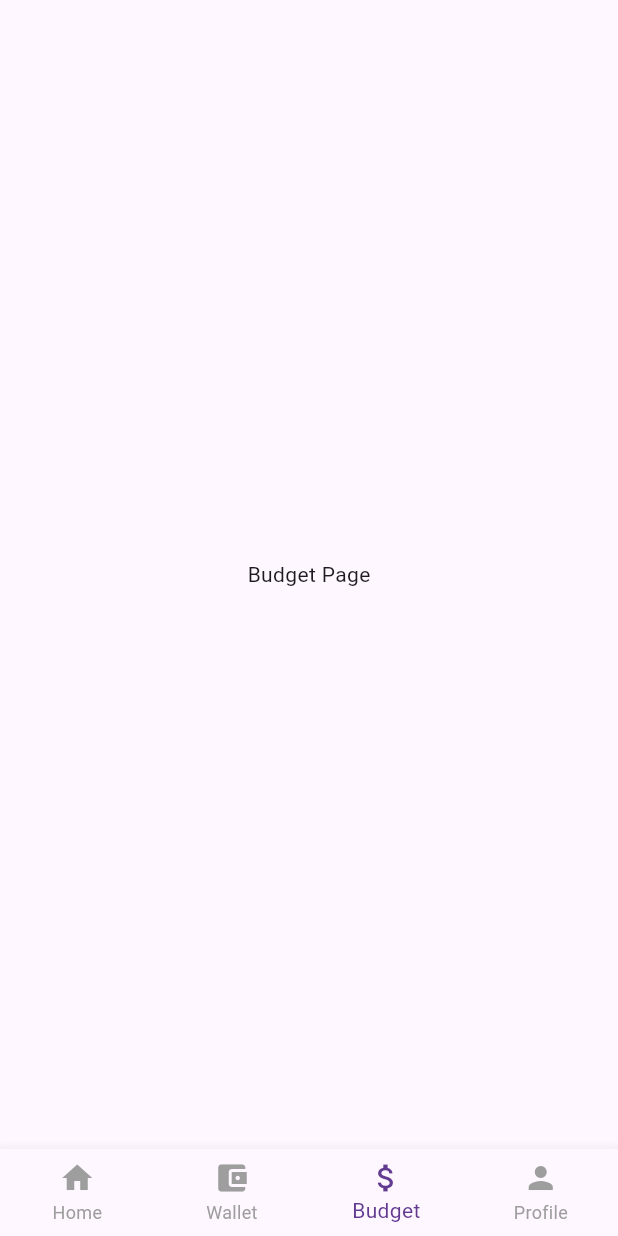
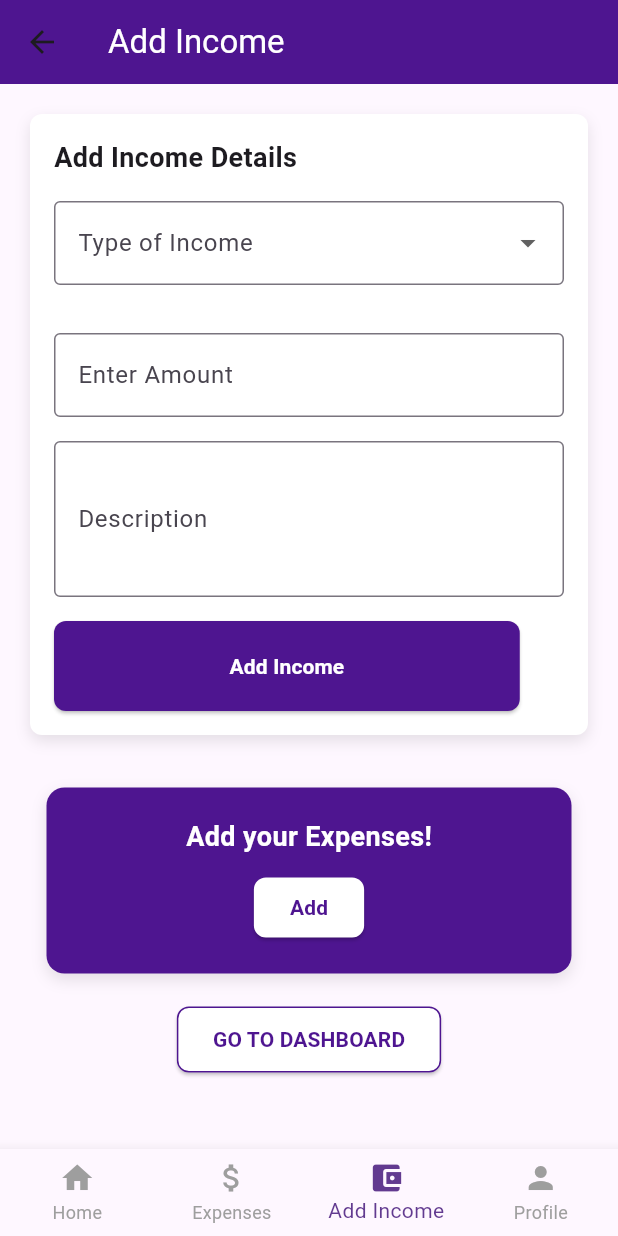
Before and after one commit to Asfar224/Expense-Tracker----Flutter, a Flutter app: the BottomNavigationPage screen opened directly with empty values, item 3 of the bottom bar chosen, on a phone screen of 412 x 824 dp. Run offline on Flutter 3.47's test engine with Material 3 defaults, Android fonts, the phone set to English and light mode, and no system bars; our stand-ins replace cloud_firestore, firebase_auth, firebase_core, google_sign_in; accounts and stored records are empty; generated files the repository leaves out were written again.

Commit message:
new commits

```diff
--- /dev/null
+++ b/devtools_options.yaml
@@ -0,0 +1,3 @@
+description: This file stores settings for Dart & Flutter DevTools.
+documentation: https://docs.flutter.dev/tools/devtools/extensions#configure-extension-enablement-states
+extensions:
--- a/lib/Components/Homepage/MiddleSection.dart
+++ b/lib/Components/Homepage/MiddleSection.dart
@@ -18,7 +18,7 @@ class MiddleSection extends StatelessWidget {
               fontWeight: FontWeight.bold,
             ),
           ),
-          SizedBox(height: 10),
+          SizedBox(height: 15),
           SingleChildScrollView(
             scrollDirection: Axis.horizontal,
             child: Row(
--- a/lib/Components/LandingpageComponents/BottomNavigation.dart
+++ b/lib/Components/LandingpageComponents/BottomNavigation.dart
@@ -1,5 +1,7 @@
 import 'package:flutter/material.dart';
 import 'package:expense_management_app/UI/Screens/Homepage.dart';
+import 'package:expense_management_app/UI/Screens/Incomepage.dart';
+import 'package:expense_management_app/UI/Screens/Expenses.dart';
 
 class BottomNavigationPage extends StatefulWidget {
   final String uid;
@@ -15,9 +17,9 @@ class _BottomNavigationPageState extends State<BottomNavigationPage> {
 
   // List of pages for navigation
   final List<Widget> _pages = [
-    HomePage(), // Home Page
-    Center(child: Text('Wallet Page')), // Placeholder for Wallet
-    Center(child: Text('Budget Page')), // Placeholder for Budget
+    HomePage(),
+    Expenses(),
+    AddIncomePage(),
     Center(child: Text('Profile Page')), // Placeholder for Profile
   ];
 
@@ -41,12 +43,12 @@ class _BottomNavigationPageState extends State<BottomNavigationPage> {
             label: 'Home',
           ),
           BottomNavigationBarItem(
-            icon: Icon(Icons.account_balance_wallet),
-            label: 'Wallet',
+            icon: Icon(Icons.attach_money),
+            label: 'Expenses',
           ),
           BottomNavigationBarItem(
-            icon: Icon(Icons.attach_money),
-            label: 'Budget',
+            icon: Icon(Icons.account_balance_wallet),
+            label: 'Add Income',
           ),
           BottomNavigationBarItem(
             icon: Icon(Icons.person),
--- /dev/null
+++ b/lib/UI/Screens/Incomepage.dart
@@ -0,0 +1,239 @@
+import 'package:flutter/material.dart';
+
+class AddIncomePage extends StatefulWidget {
+  @override
+  _AddIncomePageState createState() => _AddIncomePageState();
+}
+
+class _AddIncomePageState extends State<AddIncomePage> {
+  final TextEditingController customIncomeTypeController =
+      TextEditingController();
+  final TextEditingController incomeAmountController = TextEditingController();
+  final TextEditingController descriptionController = TextEditingController();
+  final TextEditingController budgetcontroller = TextEditingController();
+
+  String? selectedIncomeType;
+  bool isCustomIncomeType = false;
+  bool isbudget = false;
+
+  final List<String> incomeTypes = [
+    "Add Static Budget for Month",
+    "Salary",
+    "Others",
+    "Custom",
+  ];
+
+  @override
+  void dispose() {
+    customIncomeTypeController.dispose();
+    incomeAmountController.dispose();
+    descriptionController.dispose();
+    super.dispose();
+  }
+
+  @override
+  Widget build(BuildContext context) {
+    return Scaffold(
+      appBar: AppBar(
+        title: const Text(
+          "Add Income",
+          style: TextStyle(color: Colors.white),
+        ),
+        backgroundColor: Color(0xFF4E1590),
+      ),
+      body: SingleChildScrollView(
+        padding: const EdgeInsets.all(20.0),
+        child: Column(
+          crossAxisAlignment: CrossAxisAlignment.center,
+          children: [
+            _buildIncomeForm(),
+            const SizedBox(height: 35),
+            _buildExpensePromptCard(context),
+            const SizedBox(height: 20),
+            ElevatedButton(
+              style: ElevatedButton.styleFrom(
+                backgroundColor: Colors.white,
+                side: BorderSide(color: Color(0xFF4E1590)),
+                padding:
+                    const EdgeInsets.symmetric(vertical: 12, horizontal: 24),
+                shape: RoundedRectangleBorder(
+                  borderRadius: BorderRadius.circular(8),
+                ),
+              ),
+              onPressed: () {
+                Navigator.pop(context);
+              },
+              child: const Text(
+                "GO TO DASHBOARD",
+                style: TextStyle(
+                  color: Color(0xFF4E1590),
+                  fontWeight: FontWeight.bold,
+                ),
+              ),
+            ),
+          ],
+        ),
+      ),
+    );
+  }
+
+  Widget _buildIncomeForm() {
+    return Container(
+      padding: const EdgeInsets.all(16),
+      decoration: BoxDecoration(
+        color: Colors.white,
+        borderRadius: BorderRadius.circular(8),
+        boxShadow: [
+          BoxShadow(
+            color: Colors.black.withOpacity(0.1),
+            blurRadius: 8,
+            offset: Offset(0, 4),
+          ),
+        ],
+      ),
+      child: Column(
+        crossAxisAlignment: CrossAxisAlignment.start,
+        children: [
+          const Text(
+            "Add Income Details",
+            style: TextStyle(
+              fontSize: 18,
+              fontWeight: FontWeight.bold,
+            ),
+          ),
+          const SizedBox(height: 16),
+          // Dropdown for Income Type
+          DropdownButtonFormField<String>(
+            decoration: const InputDecoration(
+              labelText: "Type of Income",
+              border: OutlineInputBorder(),
+            ),
+            value: selectedIncomeType,
+            items: incomeTypes
+                .map(
+                  (type) => DropdownMenuItem(
+                    value: type,
+                    child: Text(type),
+                  ),
+                )
+                .toList(),
+            onChanged: (value) {
+              setState(() {
+                selectedIncomeType = value;
+                isCustomIncomeType = value == "Custom";
+                isbudget = value == "Budget";
+              });
+            },
+          ),
+          const SizedBox(height: 16),
+          // Custom Income Type Input
+          if (isCustomIncomeType)
+            TextField(
+              controller: customIncomeTypeController,
+              decoration: const InputDecoration(
+                labelText: "Enter Custom Income Type",
+                border: OutlineInputBorder(),
+              ),
+            ),
+          const SizedBox(height: 16),
+
+          TextField(
+            controller: incomeAmountController,
+            keyboardType: TextInputType.number,
+            decoration: const InputDecoration(
+              labelText: "Enter Amount",
+              border: OutlineInputBorder(),
+            ),
+          ),
+          const SizedBox(height: 16),
+          // Income Description Input
+          TextField(
+            controller: descriptionController,
+            maxLines: 3,
+            decoration: const InputDecoration(
+              labelText: "Description",
+              border: OutlineInputBorder(),
+            ),
+          ),
+          const SizedBox(height: 16),
+          // New Button
+          ElevatedButton(
+            onPressed: () {
+              // Add your button's functionality here
+              print("Add Income button pressed");
+              print("Selected Income Type: $selectedIncomeType");
+              print("Custom Income Type: ${customIncomeTypeController.text}");
+              print("Income Amount: ${incomeAmountController.text}");
+              print("Description: ${descriptionController.text}");
+            },
+            style: ElevatedButton.styleFrom(
+              backgroundColor: Color(0xFF4E1590),
+              padding:
+                  const EdgeInsets.symmetric(vertical: 20, horizontal: 117),
+              shape: RoundedRectangleBorder(
+                borderRadius: BorderRadius.circular(8),
+              ),
+            ),
+            child: const Text(
+              "Add Income",
+              style: TextStyle(
+                color: Colors.white,
+                fontWeight: FontWeight.bold,
+              ),
+            ),
+          ),
+        ],
+      ),
+    );
+  }
+
+  Widget _buildExpensePromptCard(BuildContext context) {
+    return Container(
+      width: 350.0,
+      padding: const EdgeInsets.all(20),
+      decoration: BoxDecoration(
+        color: Color(0xFF4E1590),
+        borderRadius: BorderRadius.circular(12),
+        boxShadow: [
+          BoxShadow(
+            color: Colors.black.withOpacity(0.1),
+            blurRadius: 8,
+            offset: Offset(0, 4),
+          ),
+        ],
+      ),
+      child: Column(
+        crossAxisAlignment: CrossAxisAlignment.center,
+        children: [
+          const Text(
+            "Add your Expenses!",
+            style: TextStyle(
+              color: Colors.white,
+              fontSize: 18,
+              fontWeight: FontWeight.bold,
+            ),
+          ),
+          const SizedBox(height: 10),
+          ElevatedButton(
+            style: ElevatedButton.styleFrom(
+              backgroundColor: Colors.white,
+              shape: RoundedRectangleBorder(
+                borderRadius: BorderRadius.circular(8),
+              ),
+            ),
+            onPressed: () {
+              // Navigate to Add Expenses Screen
+            },
+            child: const Text(
+              "Add",
+              style: TextStyle(
+                color: Color(0xFF4E1590),
+                fontWeight: FontWeight.bold,
+              ),
+            ),
+          ),
+        ],
+      ),
+    );
+  }
+}
```
Also changed, not shown: lib/UI/Screens/Expenses.dart (added, +170 -0 lines).
